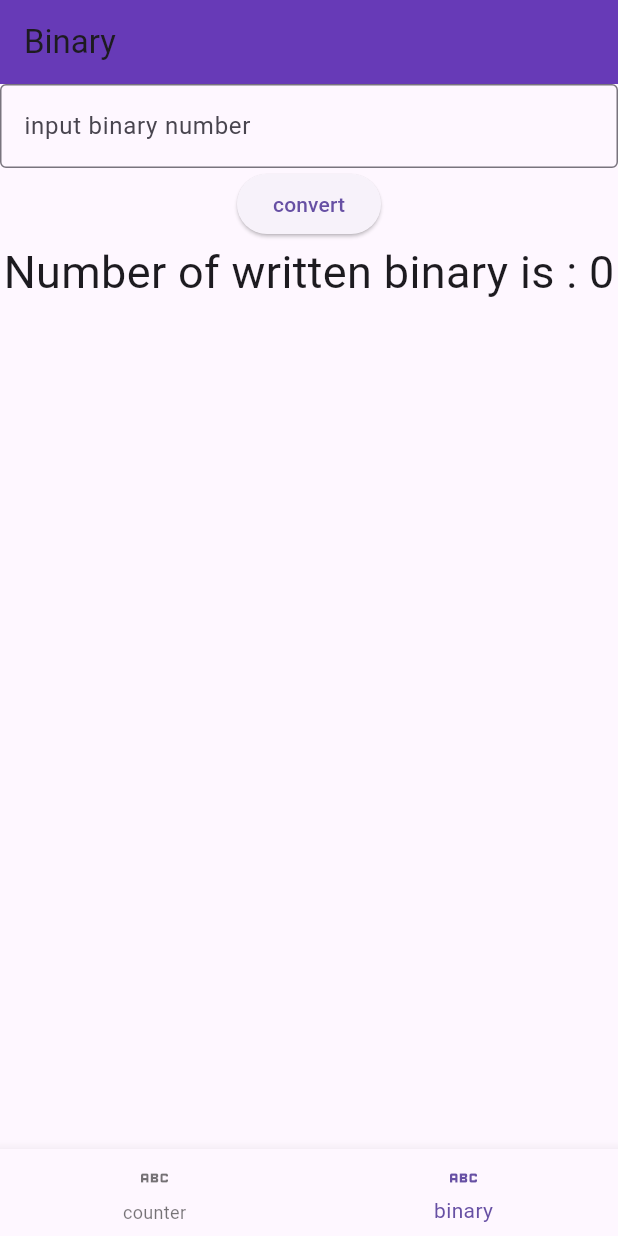
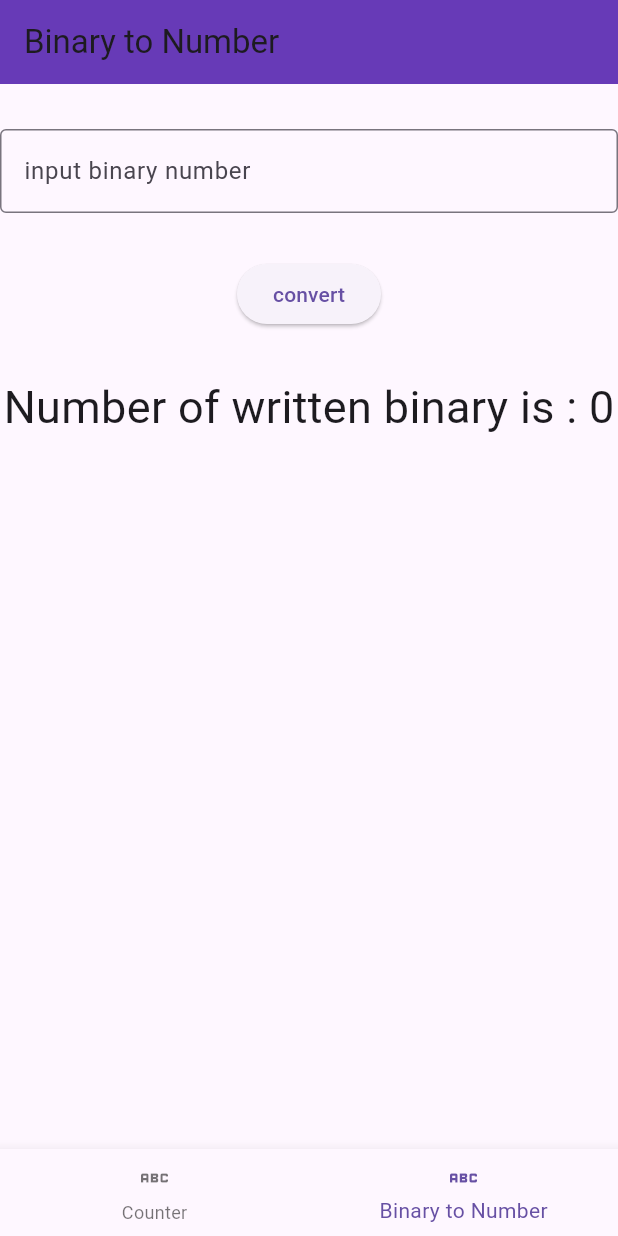
Before and after one commit to raj210809/counterapp, a Flutter app: the screen it shows after launch, item 2 of the bottom bar chosen, after a tap on "convert", on a phone screen of 412 x 824 dp. Run offline on Flutter 3.47's test engine with Material 3 defaults, Android fonts, the phone set to English and light mode, and no system bars; our stand-ins replace bloc, equatable, flutter_bloc.

Commit message:
style : adds some margin and space between elements and alignment fixes

```diff
--- a/lib/features/binary/binary_sreen.dart
+++ b/lib/features/binary/binary_sreen.dart
@@ -1,5 +1,4 @@
 import 'package:counterapp/features/binary/bloc/binaryevent.dart';
-import 'package:counterapp/features/counter/bloc/counterbloc.dart';
 import 'package:flutter/material.dart';
 import 'package:flutter_bloc/flutter_bloc.dart';
 import 'package:counterapp/features/binary/bloc/binarybloc.dart';
@@ -23,32 +22,39 @@ class MyWidget extends StatelessWidget {
 
     return Scaffold(
       appBar: AppBar(
-        title: const Text('Binary'),
+        title: const Text('Binary to Number'),
         backgroundColor: Colors.deepPurple,
       ),
       body: BlocBuilder<IntToBinaryBloc, ConvertedBinary>(
         builder: (context, state) {
           return Column(
             children: [
+              const SizedBox(
+                height: 30,
+              ),
               TextField(
                 controller: convertercontroller,
                 decoration: const InputDecoration(
                     border: OutlineInputBorder(),
                     labelText: 'input binary number'),
               ),
+              const SizedBox(
+                height: 30,
+              ),
               ElevatedButton(
                   onPressed: () {
                     context
                         .read<IntToBinaryBloc>()
-                        .add(IntToBinary(convertercontroller.text));
+                        .add(BinaryToInt(convertercontroller.text));
                   },
                   child: const Text('convert')),
-              BlocBuilder<IntToBinaryBloc, ConvertedBinary>(builder: (context, state) {
-                return Text(
-                  'Number of written binary is : ${state.binary}',
+              const SizedBox(
+                height: 30,
+              ),
+              Text(
+                  'Number of written binary is : ${state.number}',
                   style: const TextStyle(fontSize: 30),
-                );
-              })
+                )
             ],
           );
         },
--- a/lib/features/binary/bloc/binarybloc.dart
+++ b/lib/features/binary/bloc/binarybloc.dart
@@ -1,17 +1,16 @@
-
 import 'package:counterapp/features/binary/bloc/binaryevent.dart';
 import 'package:counterapp/features/binary/bloc/binarystate.dart';
 import 'package:flutter_bloc/flutter_bloc.dart';
 
 class IntToBinaryBloc extends Bloc<BinaryEvent , ConvertedBinary>{
   IntToBinaryBloc() : super(const ConvertedBinary(0)){
-    on<IntToBinary>(_convertbinary);
+    on<BinaryToInt>(_convertbinary);
   }
   void _convertbinary(
-    IntToBinary event , Emitter<ConvertedBinary> emit) {
-      int? value = int.tryParse(event.binaryinput , radix:2);
-      if (value != null) {
-        emit(ConvertedBinary(value));
+    BinaryToInt event , Emitter<ConvertedBinary> emit) {
+      int? num = int.tryParse(event.binaryinput , radix:2);
+      if (num != null) {
+        emit(ConvertedBinary(num));
       }
     }
 }
--- a/lib/features/binary/bloc/binaryevent.dart
+++ b/lib/features/binary/bloc/binaryevent.dart
@@ -2,7 +2,7 @@ abstract class BinaryEvent {
   BinaryEvent();
 }
 
-class IntToBinary extends BinaryEvent {
+class BinaryToInt extends BinaryEvent {
   final String binaryinput;
-  IntToBinary(this.binaryinput);
+  BinaryToInt(this.binaryinput);
 }
--- a/lib/features/binary/bloc/binarystate.dart
+++ b/lib/features/binary/bloc/binarystate.dart
@@ -1,6 +1,6 @@
 
 
 class ConvertedBinary {
-  final int binary;
-  const ConvertedBinary(this.binary);
+  final int number;
+  const ConvertedBinary(this.number);
 }
--- a/lib/features/counter/bloc/counterbloc.dart
+++ b/lib/features/counter/bloc/counterbloc.dart
@@ -6,24 +6,17 @@ class CounterBloc extends Bloc<CounterEvent, CounterState> {
   CounterBloc() : super(const CounterState(0, '000')) {
     on<IncrementCounter>(_increment);
     on<DecrementCounter>(_decrement);
-    on<BinaryEvent>(_binaryshow);
   }
 
   void _increment(IncrementCounter event, Emitter<CounterState> emit) {
-    var counterstate = state.counter + 1;
-    var binary = int.parse(counterstate.toString()).toRadixString(2);
-    emit(CounterState(counterstate, binary));
+    var counterState = state.counter + 1;
+    var binary = int.parse(counterState.toString()).toRadixString(2);
+    emit(CounterState(counterState, binary));
   }
 
   void _decrement(DecrementCounter event, Emitter<CounterState> emit) {
-    var counterstate = state.counter - 1;
-    var binary = int.parse(counterstate.toString()).toRadixString(2);
-    emit(CounterState(counterstate, binary));
-  }
-
-  void _binaryshow(BinaryEvent event, Emitter<CounterState> emit) {
-    var binary = int.parse(state.counter.toString()).toRadixString(2);
-
-    emit(CounterState(state.counter, binary));
+    var counterState = state.counter - 1;
+    var binary = int.parse(counterState.toString()).toRadixString(2);
+    emit(CounterState(counterState, binary));
   }
 }
--- a/lib/features/counter/bloc/counterevent.dart
+++ b/lib/features/counter/bloc/counterevent.dart
@@ -13,7 +13,3 @@ class IncrementCounter extends CounterEvent {
 class DecrementCounter extends CounterEvent {
 
 }
-
-class BinaryEvent extends CounterEvent {
-
-}
--- a/lib/features/counter/counter_screen.dart
+++ b/lib/features/counter/counter_screen.dart
@@ -1,17 +1,21 @@
+import 'package:flutter/material.dart';
+import 'package:flutter_bloc/flutter_bloc.dart';
 import 'package:counterapp/features/counter/bloc/counterbloc.dart';
 import 'package:counterapp/features/counter/bloc/counterevent.dart';
 import 'package:counterapp/features/counter/bloc/counterstate.dart';
-import 'package:flutter/material.dart';
-import 'package:flutter_bloc/flutter_bloc.dart';
 
 class CounterScreen extends StatefulWidget {
-  const CounterScreen({super.key});
+  const CounterScreen({Key? key}) : super(key: key);
 
   @override
   State<CounterScreen> createState() => _CounterScreenState();
 }
 
 class _CounterScreenState extends State<CounterScreen> {
+  String _computeBinary(int value) {
+    return value.toRadixString(2);
+  }
+
   @override
   Widget build(BuildContext context) {
     return Scaffold(
@@ -19,16 +23,24 @@ class _CounterScreenState extends State<CounterScreen> {
         title: const Text('Counter'),
         backgroundColor: Colors.deepPurple,
       ),
-        body: BlocBuilder<CounterBloc, CounterState>(builder: (context, state) {
+      body: Center(
+        // Wrap the Column with Center widget
+        child: BlocBuilder<CounterBloc, CounterState>(
+          builder: (context, state) {
             return Column(
+              mainAxisAlignment:
+                  MainAxisAlignment.center, // Center the children vertically
               children: [
-              BlocBuilder<CounterBloc, CounterState>(builder: (context, state) {
-                return Text(
+                Text(
                   state.counter.toString(),
                   style: const TextStyle(fontSize: 60),
-                );
-              }),
+                ),
+                const SizedBox(
+                  height: 30,
+                ),
                 Row(
+                  mainAxisAlignment: MainAxisAlignment
+                      .center, // Center the children horizontally
                   children: [
                     ElevatedButton(
                       onPressed: () {
@@ -36,6 +48,7 @@ class _CounterScreenState extends State<CounterScreen> {
                       },
                       child: const Text('decrement'),
                     ),
+                    const SizedBox(width: 10),
                     ElevatedButton(
                       onPressed: () {
                         context.read<CounterBloc>().add(IncrementCounter());
@@ -44,14 +57,16 @@ class _CounterScreenState extends State<CounterScreen> {
                     ),
                   ],
                 ),
-              BlocBuilder<CounterBloc, CounterState>(builder: (context, state) {
-                return Text(
-                  'binary of the counter is : ${state.binary.toString()}',
+                const SizedBox(height: 30),
+                Text(
+                  'Binary of the counter is: ${_computeBinary(state.counter)}',
                   style: const TextStyle(fontSize: 30),
-                );
-              })
+                )
               ],
             );
-        }));
+          },
+        ),
+      ),
+    );
   }
 }
--- a/lib/main.dart
+++ b/lib/main.dart
@@ -1,5 +1,3 @@
-
-
 import 'package:counterapp/features/binary/binary_sreen.dart';
 import 'package:counterapp/features/counter/counter_screen.dart';
 import 'package:flutter/material.dart';
@@ -42,8 +40,8 @@ class _AppState extends State<MyApp> {
           currentIndex: index,
           onTap: onClick,
           items: const <BottomNavigationBarItem>[
-            BottomNavigationBarItem(icon: Icon(Icons.abc), label: 'counter'),
-            BottomNavigationBarItem(icon: Icon(Icons.abc), label: 'binary')
+            BottomNavigationBarItem(icon: Icon(Icons.abc), label: 'Counter'),
+            BottomNavigationBarItem(icon: Icon(Icons.abc), label: 'Binary to Number')
           ],
         ),
       ),
```
Lines whose indentation alone changed are shown as unchanged.
